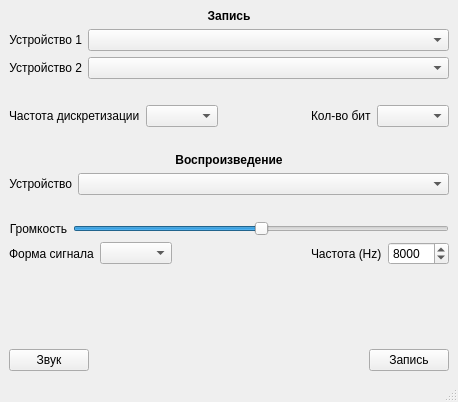
Before: the Qt Designer form main.ui in honeyxanny/epic-stethoscope, drawn with Qt 5.
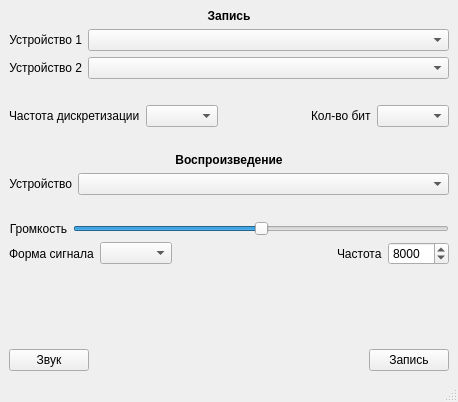
After: the same form once the commit is applied.

```diff
--- a/main.ui
+++ b/main.ui
@@ -359,7 +359,7 @@
            <locale language="Russian" country="Russia"/>
           </property>
           <property name="text">
-           <string>Частота (Hz)</string>
+           <string>Частота</string>
           </property>
           <property name="alignment">
            <set>Qt::AlignmentFlag::AlignLeading|Qt::AlignmentFlag::AlignLeft|Qt::AlignmentFlag::AlignVCenter</set>
```
